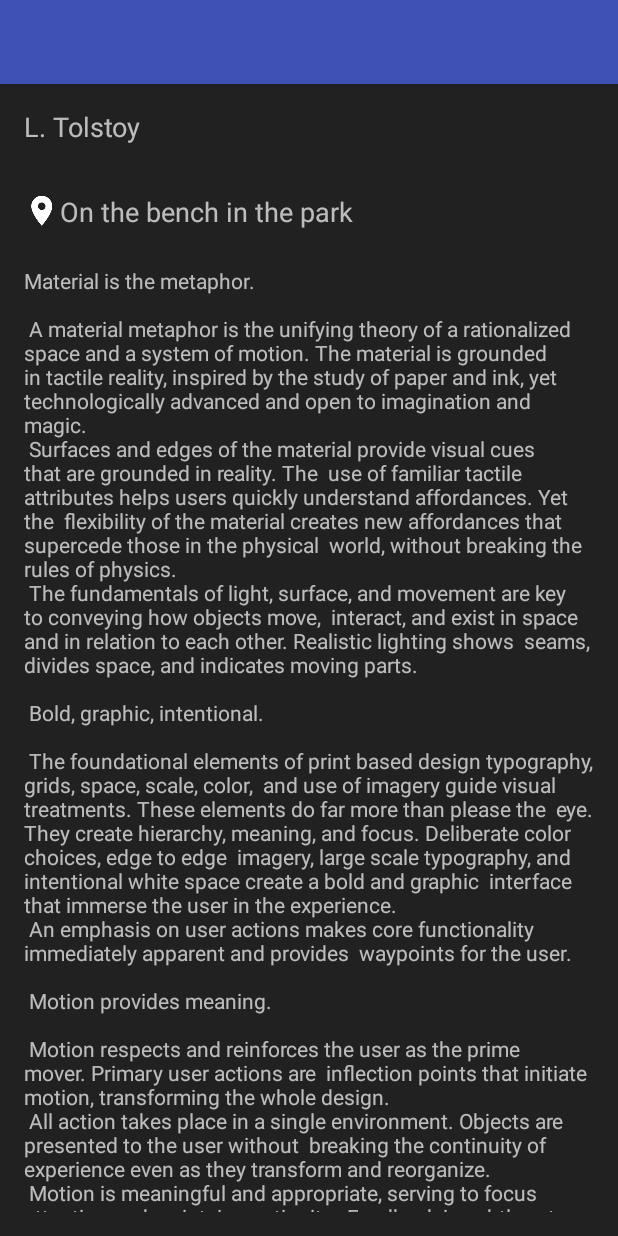
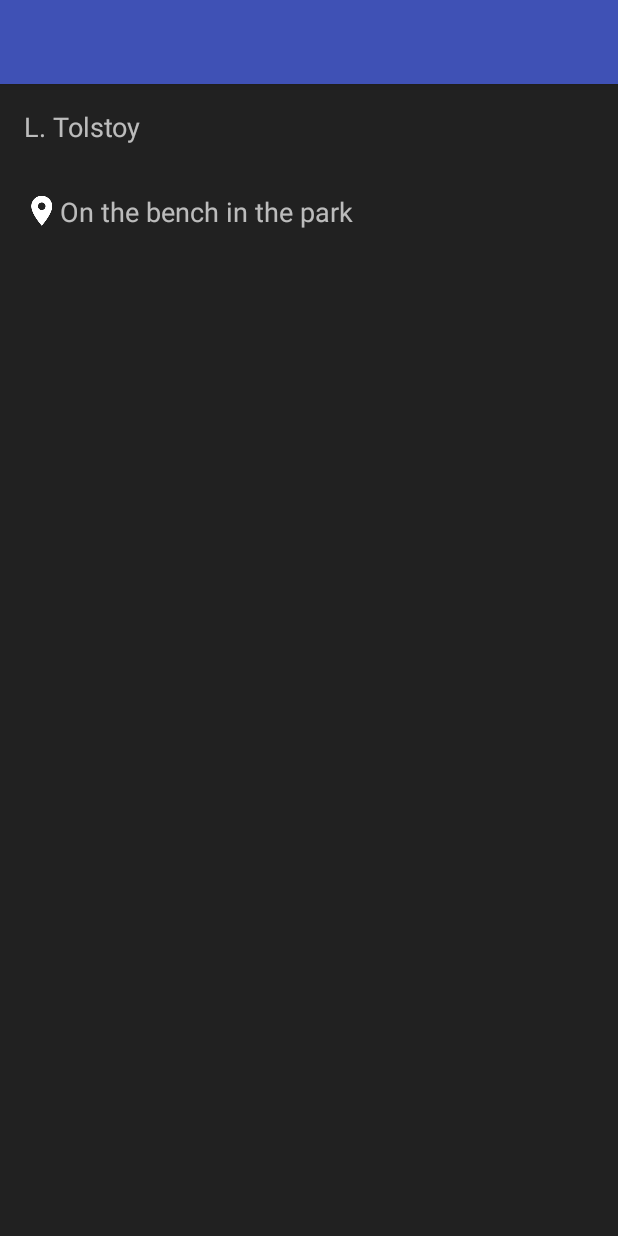
Before and after one commit to fobo66/BookcrossingMobile, an Android app: the layout activity_book.xml on its own in the app's theme, with its tools: preview values and no code run, on a phone screen of 412 x 824 dp. Run offline under Robolectric (Android 15) with nearby library versions, the phone set to English and light mode, and no system bars.

Commit message:
Strings refactored

```diff
--- a/app/src/main/res/layout/activity_book.xml
+++ b/app/src/main/res/layout/activity_book.xml
@@ -84,8 +84,7 @@
             android:layout_marginLeft="16dp"
             android:layout_marginRight="16dp"
             android:layout_marginStart="16dp"
-            android:layout_marginTop="8dp"
-            tools:text="@string/large_text" />
+            android:layout_marginTop="8dp" />
 
         <Button
             android:text="@string/book_acquire"
--- a/app/src/main/res/values/strings.xml
+++ b/app/src/main/res/values/strings.xml
@@ -8,99 +8,10 @@
     <string name="sign_in_cancelled">Sign in cancelled. Try again.</string>
     <string name="no_internet_connection">Internet connection not available</string>
     <string name="sign_in_failed">Sign in failed. Try again</string>
+    <string name="unknown_signin_error">Unknown sign-in error</string>
 
     <string name="book_acquire">Acquire</string>
-    <string name="unknown_signin_error">Unknown sign-in error</string>
     <string name="title_activity_book">Book</string>
-    <string name="large_text">
-        "Material is the metaphor.\n\n"
-
-        "A material metaphor is the unifying theory of a rationalized space and a system of motion."
-        "The material is grounded in tactile reality, inspired by the study of paper and ink, yet "
-        "technologically advanced and open to imagination and magic.\n"
-        "Surfaces and edges of the material provide visual cues that are grounded in reality. The "
-        "use of familiar tactile attributes helps users quickly understand affordances. Yet the "
-        "flexibility of the material creates new affordances that supercede those in the physical "
-        "world, without breaking the rules of physics.\n"
-        "The fundamentals of light, surface, and movement are key to conveying how objects move, "
-        "interact, and exist in space and in relation to each other. Realistic lighting shows "
-        "seams, divides space, and indicates moving parts.\n\n"
-
-        "Bold, graphic, intentional.\n\n"
-
-        "The foundational elements of print based design typography, grids, space, scale, color, "
-        "and use of imagery guide visual treatments. These elements do far more than please the "
-        "eye. They create hierarchy, meaning, and focus. Deliberate color choices, edge to edge "
-        "imagery, large scale typography, and intentional white space create a bold and graphic "
-        "interface that immerse the user in the experience.\n"
-        "An emphasis on user actions makes core functionality immediately apparent and provides "
-        "waypoints for the user.\n\n"
-
-        "Motion provides meaning.\n\n"
-
-        "Motion respects and reinforces the user as the prime mover. Primary user actions are "
-        "inflection points that initiate motion, transforming the whole design.\n"
-        "All action takes place in a single environment. Objects are presented to the user without "
-        "breaking the continuity of experience even as they transform and reorganize.\n"
-        "Motion is meaningful and appropriate, serving to focus attention and maintain continuity. "
-        "Feedback is subtle yet clear. Transitions are efﬁcient yet coherent.\n\n"
-
-        "3D world.\n\n"
-
-        "The material environment is a 3D space, which means all objects have x, y, and z "
-        "dimensions. The z-axis is perpendicularly aligned to the plane of the display, with the "
-        "positive z-axis extending towards the viewer. Every sheet of material occupies a single "
-        "position along the z-axis and has a standard 1dp thickness.\n"
-        "On the web, the z-axis is used for layering and not for perspective. The 3D world is "
-        "emulated by manipulating the y-axis.\n\n"
-
-        "Light and shadow.\n\n"
-
-        "Within the material environment, virtual lights illuminate the scene. Key lights create "
-        "directional shadows, while ambient light creates soft shadows from all angles.\n"
-        "Shadows in the material environment are cast by these two light sources. In Android "
-        "development, shadows occur when light sources are blocked by sheets of material at "
-        "various positions along the z-axis. On the web, shadows are depicted by manipulating the "
-        "y-axis only. The following example shows the card with a height of 6dp.\n\n"
-
-        "Resting elevation.\n\n"
-
-        "All material objects, regardless of size, have a resting elevation, or default elevation "
-        "that does not change. If an object changes elevation, it should return to its resting "
-        "elevation as soon as possible.\n\n"
-
-        "Component elevations.\n\n"
-
-        "The resting elevation for a component type is consistent across apps (e.g., FAB elevation "
-        "does not vary from 6dp in one app to 16dp in another app).\n"
-        "Components may have different resting elevations across platforms, depending on the depth "
-        "of the environment (e.g., TV has a greater depth than mobile or desktop).\n\n"
-
-        "Responsive elevation and dynamic elevation offsets.\n\n"
-
-        "Some component types have responsive elevation, meaning they change elevation in response "
-        "to user input (e.g., normal, focused, and pressed) or system events. These elevation "
-        "changes are consistently implemented using dynamic elevation offsets.\n"
-        "Dynamic elevation offsets are the goal elevation that a component moves towards, relative "
-        "to the component’s resting state. They ensure that elevation changes are consistent "
-        "across actions and component types. For example, all components that lift on press have "
-        "the same elevation change relative to their resting elevation.\n"
-        "Once the input event is completed or cancelled, the component will return to its resting "
-        "elevation.\n\n"
-
-        "Avoiding elevation interference.\n\n"
-
-        "Components with responsive elevations may encounter other components as they move between "
-        "their resting elevations and dynamic elevation offsets. Because material cannot pass "
-        "through other material, components avoid interfering with one another any number of ways, "
-        "whether on a per component basis or using the entire app layout.\n"
-        "On a component level, components can move or be removed before they cause interference. "
-        "For example, a floating action button (FAB) can disappear or move off screen before a "
-        "user picks up a card, or it can move if a snackbar appears.\n"
-        "On the layout level, design your app layout to minimize opportunities for interference. "
-        "For example, position the FAB to one side of stream of a cards so the FAB won’t interfere "
-        "when a user tries to pick up one of cards.\n\n"
-    </string>
     <string name="stash">Stash</string>
     <string name="books_map">Map</string>
     <string name="user_profile">Profile</string>
@@ -146,4 +57,5 @@
     <string name="algolia_app_id" translatable="false">VKN17LOEKJ</string>
     <string name="algolia_api_key" translatable="false">dbb62b00ef8b16504cdbbe14dfe81907</string>
     <string name="algolia_index_name" translatable="false">books</string>
+    <string name="title_activity_map">Map</string>
 </resources>
```
